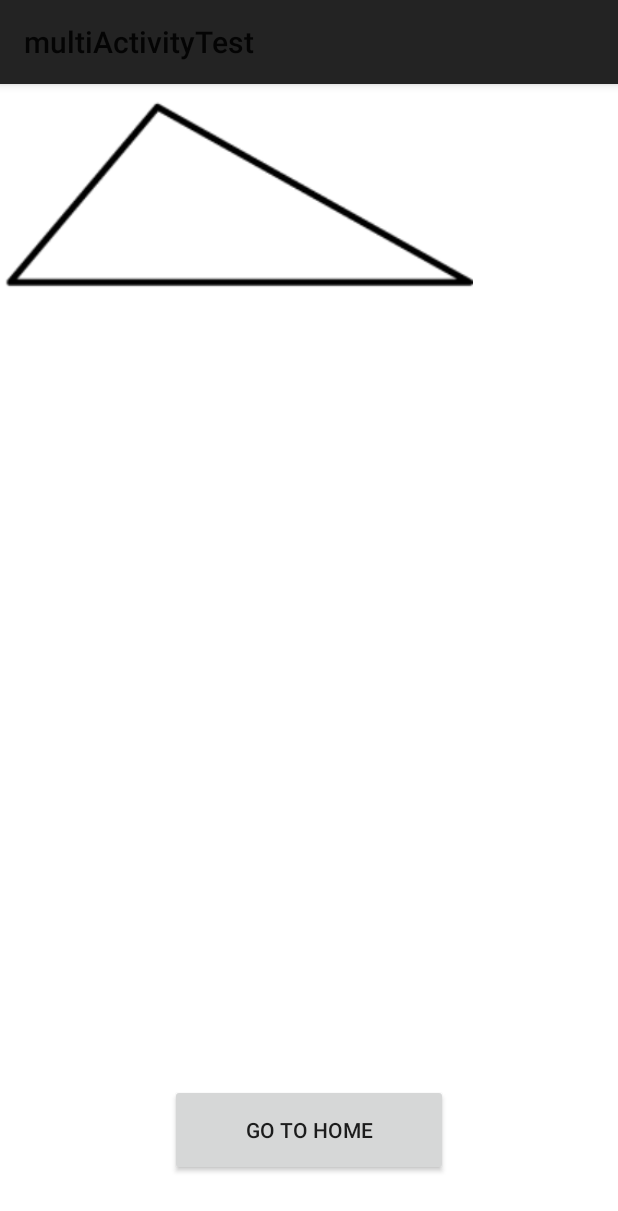
After one commit to not-celeska/Triangle-Solver-App, an Android app: the NonRightTriangleActivity screen opened directly, with no data from a screen before it, on a phone screen of 412 x 824 dp. The commit adds this screen. Shown: the top 1211 px of the screen. Run offline under Robolectric (Android 15) with nearby library versions, the phone set to English and light mode, and no system bars.

```diff
--- a/app/src/main/AndroidManifest.xml
+++ b/app/src/main/AndroidManifest.xml
@@ -12,6 +12,9 @@
         android:supportsRtl="true"
         android:theme="@style/Theme.Randomizer"
         tools:targetApi="31">
+        <activity
+            android:name=".NonRightTriangleActivity"
+            android:exported="false" />
         <activity
             android:name=".RightTriangleActivity"
             android:exported="false" />
--- /dev/null
+++ b/app/src/main/java/com/example/multiactivitytest/NonRightTriangleActivity.java
@@ -0,0 +1,19 @@
+package com.example.multiactivitytest;
+
+import androidx.appcompat.app.AppCompatActivity;
+
+import android.os.Bundle;
+
+public class NonRightTriangleActivity extends AppCompatActivity {
+
+    @Override
+    protected void onCreate(Bundle savedInstanceState) {
+        super.onCreate(savedInstanceState);
+        setContentView(R.layout.activity_non_right_triangle);
+    }
+
+    public void closeActivity()
+    {
+        finish();
+    }
+}
--- /dev/null
+++ b/app/src/main/res/layout/activity_non_right_triangle.xml
@@ -0,0 +1,27 @@
+<?xml version="1.0" encoding="utf-8"?>
+<androidx.constraintlayout.widget.ConstraintLayout xmlns:android="http://schemas.android.com/apk/res/android"
+    xmlns:app="http://schemas.android.com/apk/res-auto"
+    xmlns:tools="http://schemas.android.com/tools"
+    android:layout_width="match_parent"
+    android:layout_height="match_parent"
+    tools:context=".NonRightTriangleActivity">
+
+    <ImageView
+        android:id="@+id/imageView2"
+        android:layout_width="315dp"
+        android:layout_height="148dp"
+        app:srcCompat="@drawable/non_right_triangle"
+        tools:layout_editor_absoluteX="48dp"
+        tools:layout_editor_absoluteY="170dp" />
+
+    <Button
+        android:id="@+id/returnHome"
+        android:layout_width="185dp"
+        android:layout_height="61dp"
+        android:text="GO TO HOME"
+        app:layout_constraintBottom_toBottomOf="parent"
+        app:layout_constraintEnd_toEndOf="parent"
+        app:layout_constraintStart_toStartOf="parent"
+        app:layout_constraintTop_toTopOf="parent"
+        app:layout_constraintVertical_bias="0.943" />
+</androidx.constraintlayout.widget.ConstraintLayout>
```
Also changed, not shown: app/src/main/java/com/example/multiactivitytest/RightTriangleActivity.java (+49 -8 lines), app/src/main/res/layout/right_triangle_results.xml (+38 -11 lines), app/src/main/res/drawable/non_right_triangle.png (added).
